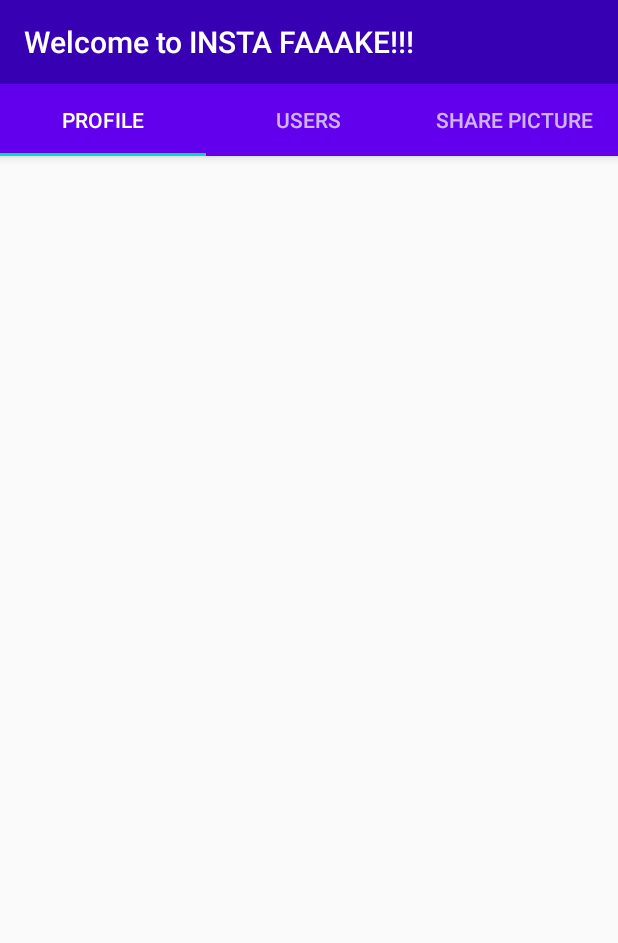
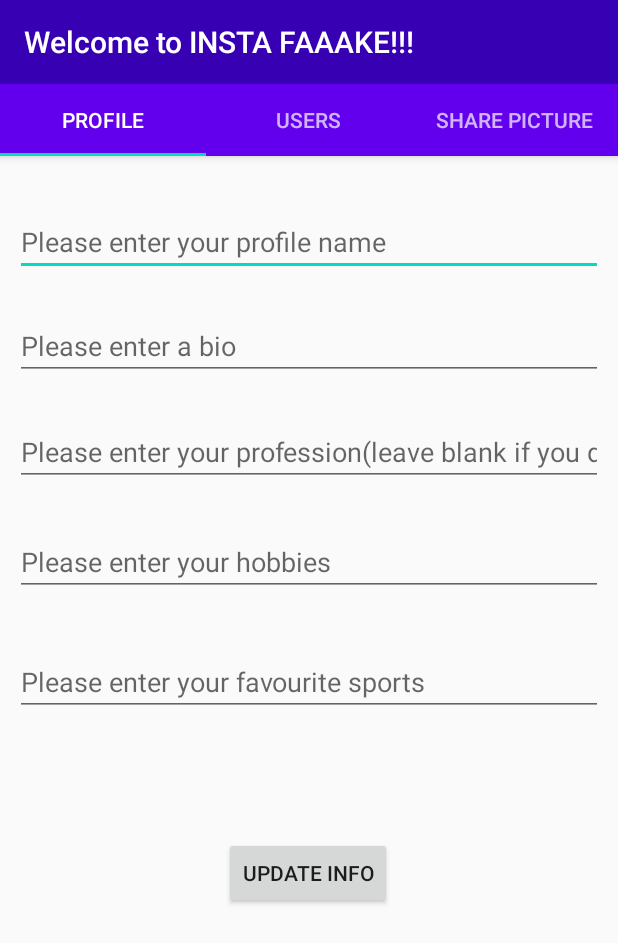
Before and after one commit to darshan0495/InstagramClone, an Android app: the ProfileTab screen opened directly, with no data from a screen before it, on a phone screen of 412 x 824 dp. Shown: the top 943 px of the screen. Run offline under Robolectric (Android 15) with nearby library versions, the phone set to English and light mode, and no system bars; libraries missing offline, so code that uses them is left out: com.parse, com.shashank.sony; 9 statements that could not run were skipped.

Commit message:
Implemented Users and Profile Tab

```diff
--- a/app/src/main/AndroidManifest.xml
+++ b/app/src/main/AndroidManifest.xml
@@ -1,6 +1,8 @@
 <?xml version="1.0" encoding="utf-8"?>
 <manifest xmlns:android="http://schemas.android.com/apk/res/android"
     package="com.example.instagramclone">
+    <uses-permission android:name="android.permission.INTERNET"/>
+    <uses-permission android:name="android.permission.READ_EXTERNAL_STORAGE"/>
 
     <application
         android:name=".App"
--- a/app/src/main/java/com/example/instagramclone/ProfileTab.java
+++ b/app/src/main/java/com/example/instagramclone/ProfileTab.java
@@ -1,5 +1,6 @@
 package com.example.instagramclone;
 
+import android.app.ProgressDialog;
 import android.os.Bundle;
 
 import androidx.fragment.app.Fragment;
@@ -7,12 +8,22 @@ import androidx.fragment.app.Fragment;
 import android.view.LayoutInflater;
 import android.view.View;
 import android.view.ViewGroup;
+import android.widget.Button;
+import android.widget.EditText;
+import android.widget.Toast;
+
+import com.parse.ParseException;
+import com.parse.ParseUser;
+import com.parse.SaveCallback;
+import com.shashank.sony.fancytoastlib.FancyToast;
 
 
 /**
  * A simple {@link Fragment} subclass.
  */
 public class ProfileTab extends Fragment {
+    private EditText edtProfileName,edtProfileHobbies,edtProfileBio,edtProfileProfession,edtProfileFavSport;
+    private Button btnUpdateInfo;
 
     public ProfileTab() {
         // Required empty public constructor
@@ -23,6 +34,53 @@ public class ProfileTab extends Fragment {
     public View onCreateView(LayoutInflater inflater, ViewGroup container,
                              Bundle savedInstanceState) {
         // Inflate the layout for this fragment
-        return inflater.inflate(R.layout.fragment_profile_tab, container, false);
+        View view= inflater.inflate(R.layout.fragment_profile_tab, container, false);
+        edtProfileName=view.findViewById(R.id.edtProfileName);
+        edtProfileBio=view.findViewById(R.id.edtProfileBio);
+        edtProfileHobbies=view.findViewById(R.id.edtProfileHobbies);
+        edtProfileProfession=view.findViewById(R.id.edtProfileProfession);
+        edtProfileFavSport=view.findViewById(R.id.edtProfileFavSport);
+        btnUpdateInfo=view.findViewById(R.id.btnUpdateInfo);
+
+        final ParseUser parseUser=ParseUser.getCurrentUser();
+        if (parseUser.get("profileName")==null){
+            edtProfileName.setText("");
+        }else {
+            edtProfileName.setText(parseUser.get("profileName")+"");
+
+        }
+        edtProfileBio.setText(parseUser.get("profileBio")+"");
+        edtProfileHobbies.setText(parseUser.get("profileHobbies")+"");
+        edtProfileProfession.setText(parseUser.get("profileProfession")+"");
+        edtProfileFavSport.setText(parseUser.get("profileFavSport")+"");
+
+        btnUpdateInfo.setOnClickListener(new View.OnClickListener() {
+            @Override
+            public void onClick(View v) {
+                final ProgressDialog progressDialog = new ProgressDialog(getContext());
+                progressDialog.setMessage("Updating Info");
+                progressDialog.show();
+                parseUser.put("profileName",edtProfileName.getText().toString());
+                parseUser.put("profileBio",edtProfileBio.getText().toString());
+                parseUser.put("profileHobbies",edtProfileHobbies.getText().toString());
+                parseUser.put("profileProfession",edtProfileProfession.getText().toString());
+                parseUser.put("profileFavSport",edtProfileFavSport.getText().toString());
+                parseUser.saveInBackground(new SaveCallback() {
+                    @Override
+                    public void done(ParseException e) {
+                        if (e == null) {
+                            progressDialog.dismiss();
+                            FancyToast.makeText(getContext(), "Updated Info", Toast.LENGTH_SHORT, FancyToast.SUCCESS, false).show();
+                        } else {
+                            progressDialog.dismiss();
+                            FancyToast.makeText(getContext(), e.getMessage(), Toast.LENGTH_SHORT, FancyToast.ERROR, false).show();
+
+                        }
+                    }
+                });
+
+            }
+        });
+        return view;
     }
 }
--- a/app/src/main/java/com/example/instagramclone/UsersTab.java
+++ b/app/src/main/java/com/example/instagramclone/UsersTab.java
@@ -7,12 +7,27 @@ import androidx.fragment.app.Fragment;
 import android.view.LayoutInflater;
 import android.view.View;
 import android.view.ViewGroup;
+import android.widget.ArrayAdapter;
+import android.widget.ListView;
+import android.widget.TextView;
+
+import com.parse.FindCallback;
+import com.parse.ParseException;
+import com.parse.ParseQuery;
+import com.parse.ParseUser;
+
+import java.util.ArrayList;
+import java.util.List;
 
 
 /**
  * A simple {@link Fragment} subclass.
  */
 public class UsersTab extends Fragment {
+
+    private ListView listView;
+    private ArrayList arrayList;
+    private ArrayAdapter arrayAdapter;
 
     public UsersTab() {
         // Required empty public constructor
@@ -23,6 +38,31 @@ public class UsersTab extends Fragment {
     public View onCreateView(LayoutInflater inflater, ViewGroup container,
                              Bundle savedInstanceState) {
         // Inflate the layout for this fragment
-        return inflater.inflate(R.layout.fragment_users_tab, container, false);
+        final View view=inflater.inflate(R.layout.fragment_users_tab, container, false);
+
+        listView=view.findViewById(R.id.listView);
+        arrayList=new ArrayList();
+        arrayAdapter=new ArrayAdapter(getContext(),android.R.layout.simple_list_item_1,arrayList);
+
+        final TextView txtLoadingData=view.findViewById(R.id.txtLoadingData);
+
+        ParseQuery<ParseUser>parseQuery=ParseUser.getQuery();
+        parseQuery.whereNotEqualTo("username",ParseUser.getCurrentUser().getUsername());
+        parseQuery.findInBackground(new FindCallback<ParseUser>() {
+            @Override
+            public void done(List<ParseUser> objects, ParseException e) {
+                if (e==null){
+                    if (objects.size()>0){
+                        for (ParseUser user:objects){
+                            arrayList.add(user.getUsername());
+                        }
+                        listView.setAdapter(arrayAdapter);
+                        txtLoadingData.animate().alpha(0).setDuration(1000);
+                        listView.setVisibility(View.VISIBLE);
+                    }
+                }
+            }
+        });
+        return view;
     }
 }
--- a/app/src/main/res/layout/fragment_profile_tab.xml
+++ b/app/src/main/res/layout/fragment_profile_tab.xml
@@ -1,9 +1,100 @@
 <?xml version="1.0" encoding="utf-8"?>
 <androidx.constraintlayout.widget.ConstraintLayout xmlns:android="http://schemas.android.com/apk/res/android"
+    xmlns:app="http://schemas.android.com/apk/res-auto"
     xmlns:tools="http://schemas.android.com/tools"
     android:layout_width="match_parent"
     android:layout_height="match_parent"
     tools:context=".ProfileTab">
 
 
+    <EditText
+        android:id="@+id/edtProfileName"
+        android:layout_width="0dp"
+        android:layout_height="wrap_content"
+        android:layout_marginStart="10dp"
+        android:layout_marginTop="8dp"
+        android:layout_marginEnd="10dp"
+        android:ems="10"
+        android:hint="Please enter your profile name"
+        android:inputType="textPersonName"
+        app:layout_constraintBottom_toBottomOf="parent"
+        app:layout_constraintEnd_toEndOf="parent"
+        app:layout_constraintStart_toStartOf="parent"
+        app:layout_constraintTop_toTopOf="parent"
+        app:layout_constraintVertical_bias="0.04" />
+
+    <EditText
+        android:id="@+id/edtProfileProfession"
+        android:layout_width="0dp"
+        android:layout_height="wrap_content"
+        android:layout_marginStart="10dp"
+        android:layout_marginEnd="10dp"
+        android:ems="10"
+        android:hint="Please enter your profession(leave blank if you dont have one )"
+        android:inputType="textPersonName"
+        app:layout_constraintBottom_toBottomOf="parent"
+        app:layout_constraintEnd_toEndOf="parent"
+        app:layout_constraintStart_toStartOf="parent"
+        app:layout_constraintTop_toTopOf="parent"
+        app:layout_constraintVertical_bias="0.259" />
+
+    <EditText
+        android:id="@+id/edtProfileBio"
+        android:layout_width="0dp"
+        android:layout_height="wrap_content"
+        android:layout_marginStart="10dp"
+        android:layout_marginEnd="10dp"
+        android:ems="10"
+        android:hint="Please enter a bio"
+        android:inputType="textPersonName"
+        app:layout_constraintBottom_toBottomOf="parent"
+        app:layout_constraintEnd_toEndOf="parent"
+        app:layout_constraintHorizontal_bias="0.0"
+        app:layout_constraintStart_toStartOf="parent"
+        app:layout_constraintTop_toTopOf="parent"
+        app:layout_constraintVertical_bias="0.154" />
+
+    <EditText
+        android:id="@+id/edtProfileHobbies"
+        android:layout_width="0dp"
+        android:layout_height="wrap_content"
+        android:layout_marginStart="10dp"
+        android:layout_marginEnd="10dp"
+        android:ems="10"
+        android:hint="Please enter your hobbies"
+        android:inputType="textPersonName"
+        app:layout_constraintBottom_toBottomOf="parent"
+        app:layout_constraintEnd_toEndOf="parent"
+        app:layout_constraintStart_toStartOf="parent"
+        app:layout_constraintTop_toTopOf="parent"
+        app:layout_constraintVertical_bias="0.368" />
+
+    <EditText
+        android:id="@+id/edtProfileFavSport"
+        android:layout_width="0dp"
+        android:layout_height="wrap_content"
+        android:layout_marginStart="10dp"
+        android:layout_marginEnd="10dp"
+        android:ems="10"
+        android:hint="Please enter your favourite sports"
+        android:inputType="textPersonName"
+        app:layout_constraintBottom_toBottomOf="parent"
+        app:layout_constraintEnd_toEndOf="parent"
+        app:layout_constraintHorizontal_bias="1.0"
+        app:layout_constraintStart_toStartOf="parent"
+        app:layout_constraintTop_toTopOf="parent"
+        app:layout_constraintVertical_bias="0.486" />
+
+    <Button
+        android:id="@+id/btnUpdateInfo"
+        android:layout_width="wrap_content"
+        android:layout_height="wrap_content"
+        android:text="Update Info"
+        app:layout_constraintBottom_toBottomOf="parent"
+        app:layout_constraintEnd_toEndOf="parent"
+        app:layout_constraintHorizontal_bias="0.498"
+        app:layout_constraintStart_toStartOf="parent"
+        app:layout_constraintTop_toBottomOf="@+id/edtProfileFavSport"
+        app:layout_constraintVertical_bias="0.271" />
+
 </androidx.constraintlayout.widget.ConstraintLayout>
```
Also changed, not shown: app/src/main/res/layout/fragment_users_tab.xml (+26 -0 lines).
